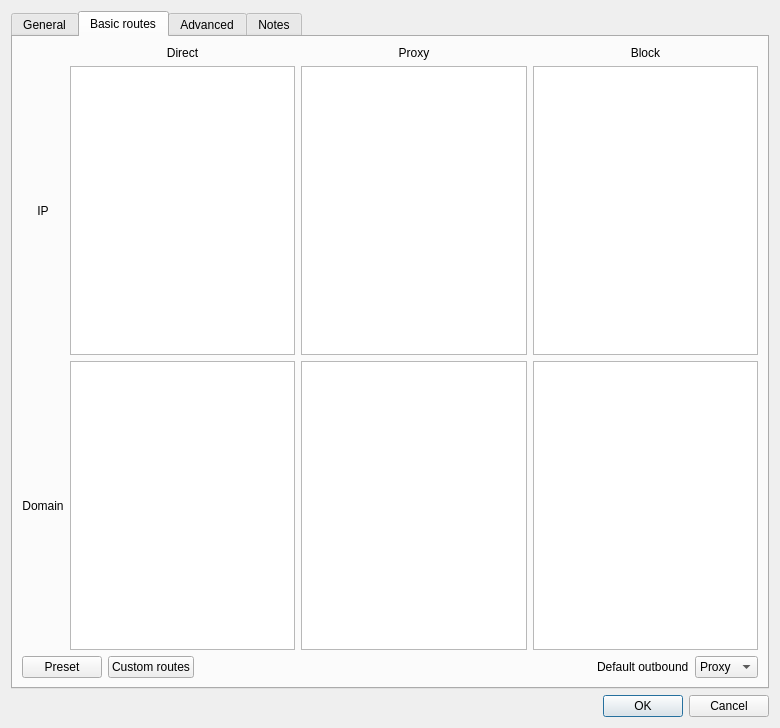
Above: src/nekobox/ui/setting/RouteItem.ui from qr243vbi/nekobox before the change. Below: the same form after it.
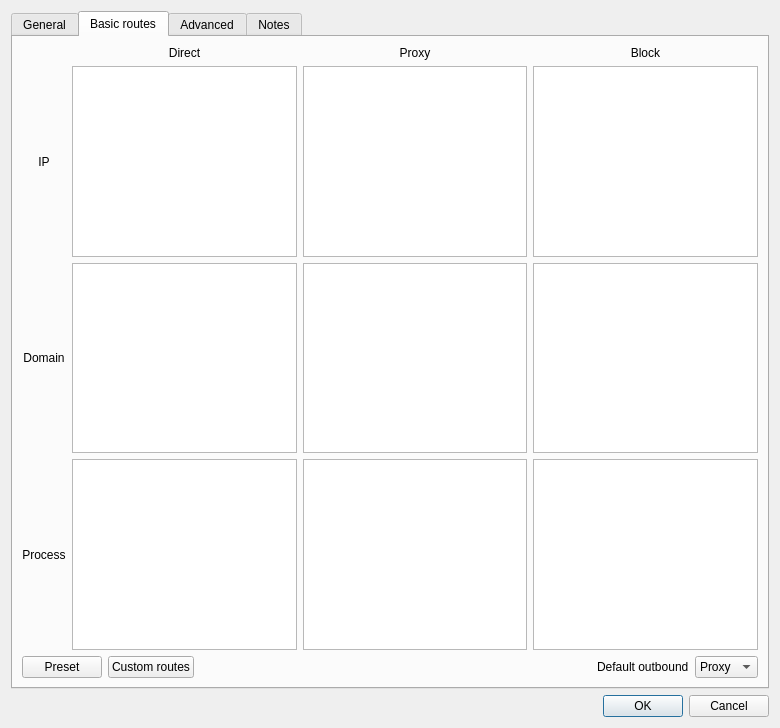
That is the form after the change. The open tabs and pages were chosen to show the change.

Commit message: Routing dialog: add separate Process row to basic routes grid + fix RouteItem.cpp to match new grid UI

```diff
--- a/src/nekobox/ui/setting/RouteItem.ui
+++ b/src/nekobox/ui/setting/RouteItem.ui
@@ -195,6 +195,25 @@
          <item row="2" column="3">
           <widget class="QTextEdit" name="block_domain"/>
          </item>
+         <item row="3" column="0">
+          <widget class="QLabel" name="process_label">
+           <property name="text">
+            <string>Process</string>
+           </property>
+           <property name="alignment">
+            <set>Qt::AlignmentFlag::AlignCenter</set>
+           </property>
+          </widget>
+         </item>
+         <item row="3" column="1">
+          <widget class="QTextEdit" name="direct_process"/>
+         </item>
+         <item row="3" column="2">
+          <widget class="QTextEdit" name="proxy_process"/>
+         </item>
+         <item row="3" column="3">
+          <widget class="QTextEdit" name="block_process"/>
+         </item>
         </layout>
        </item>
        <item>
```
The commit also changes 2 other files.
